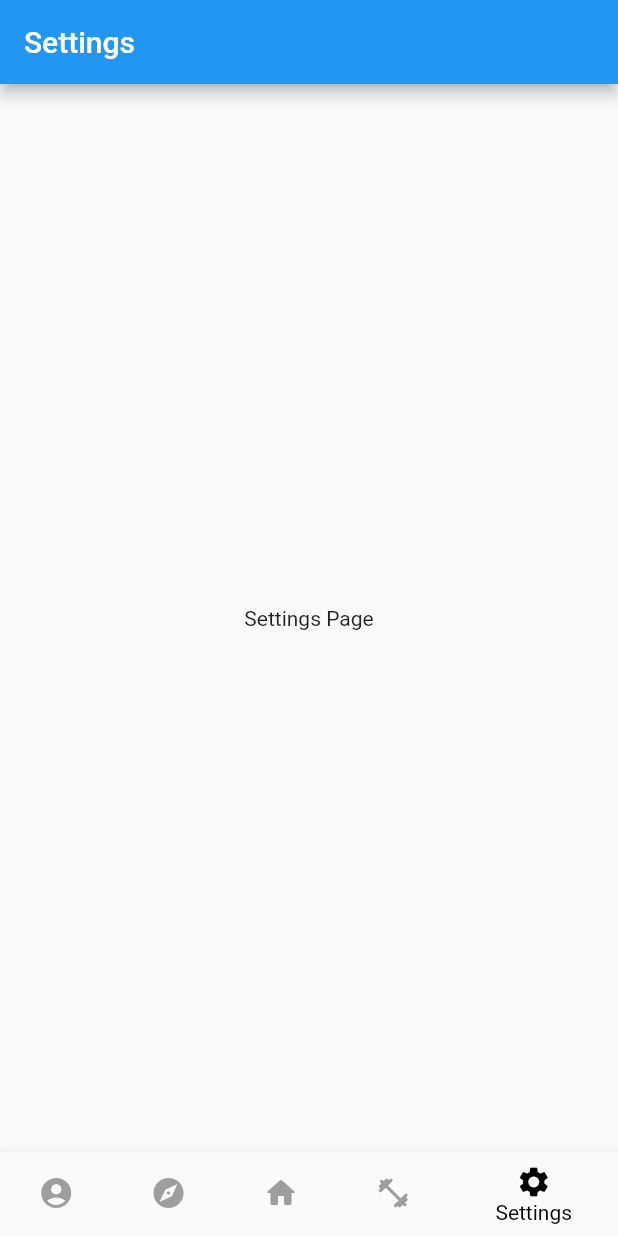
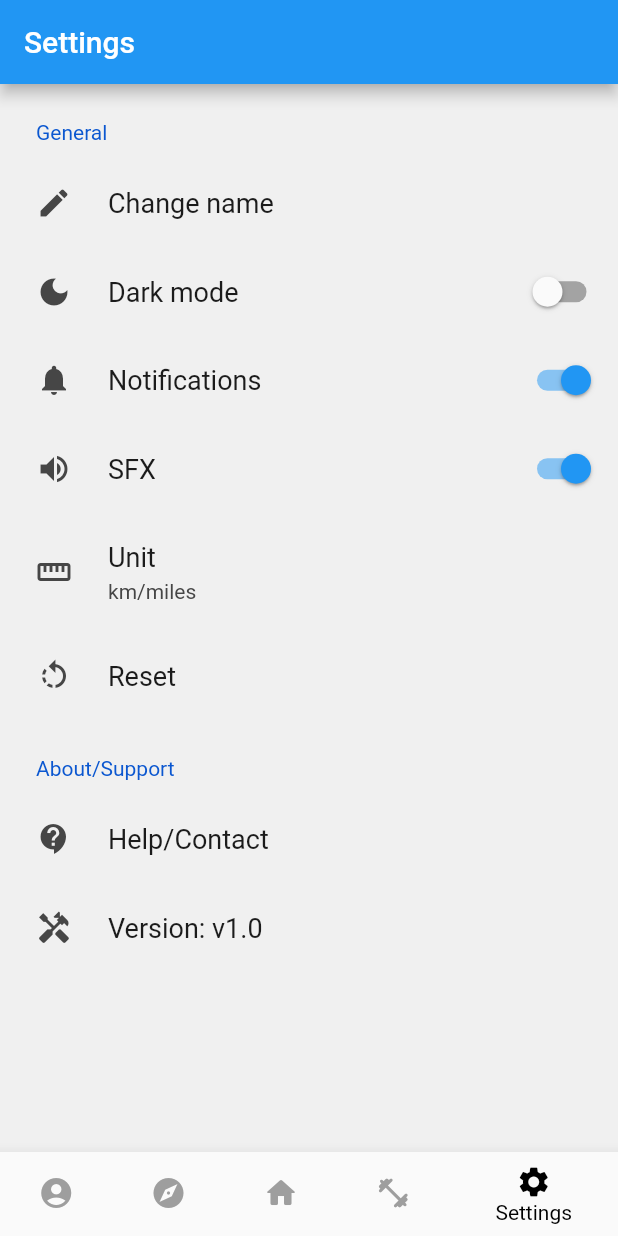
Before and after one commit to gmadharh/mobile_computing, a Flutter app: the screen it shows after launch, item 5 of the bottom bar chosen, on a phone screen of 412 x 824 dp. Run offline on Flutter 3.47's test engine with Material 2 defaults, Android fonts, the light colour scheme and no system bars; drawn by our look-alikes of settings_ui.

Commit message:
Setting page UI done

```diff
--- a/lib/pages/settings.dart
+++ b/lib/pages/settings.dart
@@ -1,4 +1,5 @@
 import 'package:flutter/material.dart';
+import 'package:settings_ui/settings_ui.dart';
 
 class SettingsPage extends StatelessWidget{
   @override
@@ -6,6 +7,117 @@ class SettingsPage extends StatelessWidget{
     appBar: AppBar(
       title: const Text("Settings"),
     ),
-    body: const Center(child: Text("Settings Page")),
+    body: settingPage(),
   );
 }
+
+class settingPage extends StatefulWidget {
+  @override
+  State<settingPage> createState() => _settingPageState();
+}
+
+class _settingPageState extends State<settingPage> {
+  bool isSwitched = false;
+  bool notif = true;
+  bool sound = true;
+  @override
+  Widget build (BuildContext context) {
+    return SettingsList(
+      sections: [
+        SettingsSection(
+          title: Text('General'),
+          tiles: [
+            SettingsTile(
+              title: Text('Change name'),
+              leading: Icon(Icons.edit),
+              onPressed: (BuildContext context) {},),
+            SettingsTile.switchTile(
+              initialValue: isSwitched,
+              onToggle: (value) {
+                setState(() {
+                  isSwitched = value;
+                });
+              },
+              title: Text('Dark mode'),
+              leading: Icon(Icons.dark_mode),),
+            SettingsTile.switchTile(
+              initialValue: notif,
+              onToggle: (value) {
+                setState(() {
+                  notif = value;
+                },);
+              },
+              title: Text('Notifications'),
+              leading: Icon(Icons.notifications),),
+            SettingsTile.switchTile(
+              initialValue: sound,
+              onToggle: (value) {
+                setState(() {
+                  sound = value;
+                });
+              },
+              title: Text('SFX'),
+              leading: Icon(Icons.volume_up),
+            ),
+            SettingsTile.navigation(
+              title: Text('Unit'),
+              value: Text('km/miles'),
+              leading: Icon(Icons.straighten),
+              onPressed: (BuildContext context) {
+                Navigator.push(
+                  context,
+                  MaterialPageRoute(builder: (context) => const unitPage())
+                );
+              },),
+            SettingsTile(
+              title: Text('Reset'),
+              leading: Icon(Icons.rotate_left),
+              onPressed: (BuildContext context) {},),
+          ]),
+          SettingsSection(
+            title: Text('About/Support'),
+            tiles: [
+              SettingsTile.navigation(
+                title: Text('Help/Contact'),
+                leading: Icon(Icons.contact_support),
+                onPressed: (BuildContext context) {
+                  Navigator.push(
+                  context,
+                  MaterialPageRoute(builder: (context) => const contactPage())
+                );
+                },),
+              SettingsTile(
+                title: Text('Version: v1.0'),
+                leading: Icon(Icons.handyman),)
+            ])
+      ]);
+  }
+}
+
+class unitPage extends StatelessWidget {
+  const unitPage({Key? key}) : super(key:key);
+
+  @override
+  Widget build(BuildContext context) {
+    return Scaffold(
+      appBar: AppBar(
+        title: Text('Unit'),
+      ),
+      body: Center(child: Text('Selection Page')),
+    );
+  }
+}
+
+class contactPage extends StatelessWidget {
+  const contactPage({Key? key}) : super(key:key);
+
+  @override
+  Widget build(BuildContext context) {
+    return Scaffold(
+      appBar: AppBar(
+        title: Text('Contact'),
+      ),
+      body: Center(child: Text('Contact Page')),
+    );
+  }
+}
--- a/pubspec.yaml
+++ b/pubspec.yaml
@@ -34,6 +34,7 @@ dependencies:
   # The following adds the Cupertino Icons font to your application.
   # Use with the CupertinoIcons class for iOS style icons.
   cupertino_icons: ^1.0.2
+  settings_ui: ^2.0.2
 
 dev_dependencies:
   flutter_test:
```
Also changed, not shown: 3 other files.
